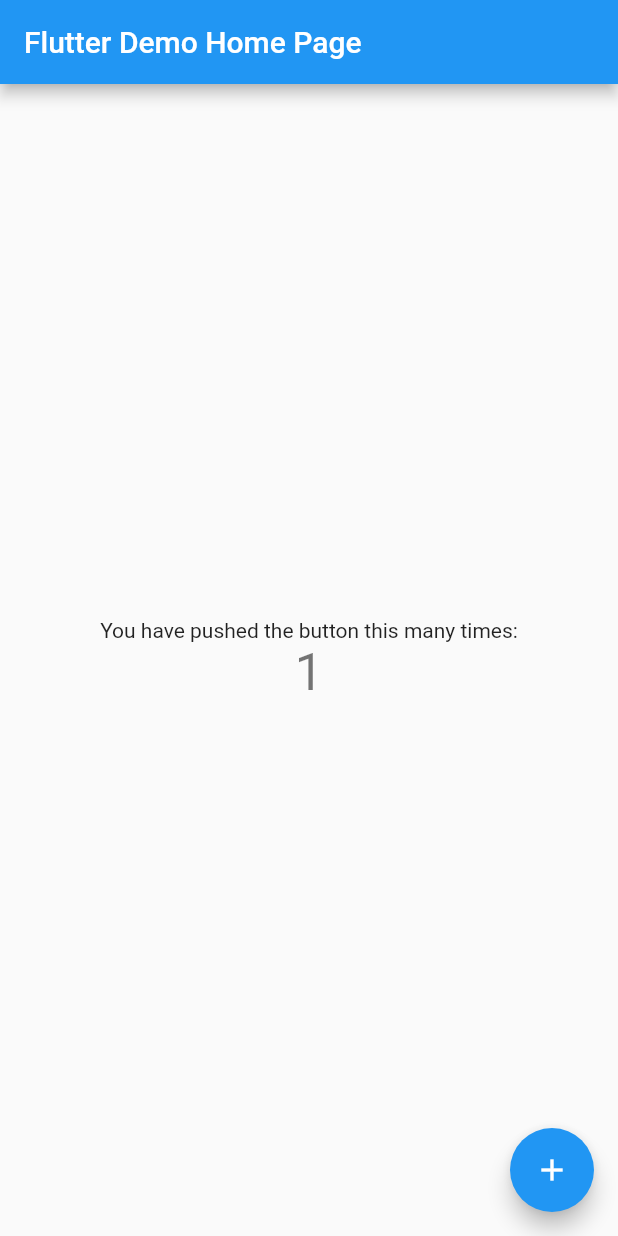
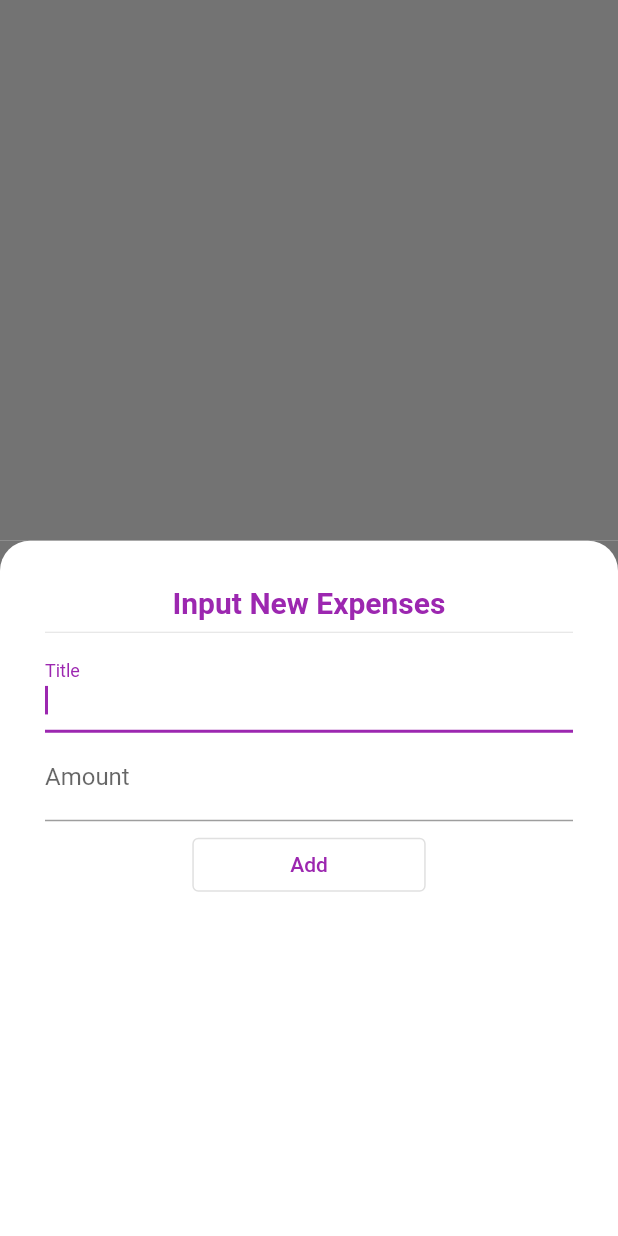
Before and after one commit to adebayoAdesina/Flutter_Personal_Expenses_App, a Flutter app: the screen it shows after launch, after a tap on the "add" icon, on a phone screen of 412 x 824 dp. Run offline on Flutter 3.47's test engine with Material 2 defaults, Android fonts, the phone set to English and light mode, and no system bars.

Commit message:
showModel, expenses tile and Provider added.

```diff
--- /dev/null
+++ b/lib/Model/transaction_model.dart
@@ -0,0 +1,13 @@
+class Transaction {
+  int? id;
+  String? title;
+  double? amount;
+  DateTime? date;
+
+  Transaction({
+    this.id,
+    this.title,
+    this.amount,
+    this.date,
+  });
+}
--- /dev/null
+++ b/lib/Provider/appdata.dart
@@ -0,0 +1,24 @@
+import 'dart:collection';
+
+import 'package:flutter/material.dart';
+
+import '../Model/transaction_model.dart';
+
+class AppData extends ChangeNotifier {
+  final List<Transaction> _transaction = [];
+
+  void upDateTransaction(String title, double amount) {
+    _transaction.add(
+      Transaction(
+        id: _transaction.length,
+        title: title,
+        amount: amount,
+        date: DateTime.now(),
+      ),
+    );
+    notifyListeners();
+  }
+
+  UnmodifiableListView<Transaction> get transaction =>
+      UnmodifiableListView(_transaction);
+}
--- /dev/null
+++ b/lib/Screen/home_screen.dart
@@ -0,0 +1,121 @@
+import 'package:flutter/material.dart';
+import 'package:personal_expenses/Provider/appdata.dart';
+import 'package:personal_expenses/Util/color.dart';
+import 'package:provider/provider.dart';
+
+import '../Widget/list_of_transaction.dart';
+
+enum UserInput { title, amount }
+
+class HomeScreen extends StatefulWidget {
+  const HomeScreen({Key? key}) : super(key: key);
+
+  @override
+  State<HomeScreen> createState() => _HomeScreenState();
+}
+
+class _HomeScreenState extends State<HomeScreen> {
+  String? title;
+  double? amount;
+
+  UserInput? user;
+
+  void addExpens(contexts, String val) {
+    contexts.upDateTransaction(
+      title!,
+      amount!,
+    );
+    Navigator.pop(context);
+    setState(() {
+      title = null;
+      amount = null;
+    });
+  }
+
+  @override
+  Widget build(BuildContext context) {
+    return ChangeNotifierProvider(
+      create: ((context) => AppData()),
+      builder: (context, child) => Scaffold(
+        body: SafeArea(
+          child: Column(
+            children: [
+              Container(
+                height: 400,
+              ),
+              const ListOfTransaction()
+            ],
+          ),
+        ),
+        floatingActionButtonLocation: FloatingActionButtonLocation.centerFloat,
+        floatingActionButton: FloatingActionButton(
+          onPressed: () {
+            showModalBottom(context, context.read<AppData>());
+          },
+          child: const Icon(Icons.add),
+        ),
+      ),
+    );
+  }
+
+  Future<dynamic> showModalBottom(BuildContext context, contexts) {
+    return showModalBottomSheet(
+      context: context,
+      builder: (context) => Container(
+        color: kModalBgColor,
+        child: Container(
+          padding: const EdgeInsets.all(30),
+          decoration: const BoxDecoration(
+              color: kWhiteColor,
+              borderRadius: BorderRadius.only(
+                  topLeft: Radius.circular(20), topRight: Radius.circular(20))),
+          child: Column(
+            children: [
+              const Text(
+                'Input New Expenses',
+                style: TextStyle(
+                    fontWeight: FontWeight.bold,
+                    fontSize: 20,
+                    color: kPrimaryColor),
+              ),
+              const Divider(),
+              TextField(
+                autofocus: true,
+                onChanged: ((value) => setState(() {
+                      title = value;
+                    })),
+                decoration: const InputDecoration(labelText: 'Title'),
+              ),
+              TextField(
+                keyboardType: TextInputType.number,
+                onSubmitted: (value) => addExpens(contexts, ''),
+                onChanged: ((value) => setState(
+                      () {
+                        amount = double.parse(value);
+                      },
+                    )),
+                decoration: const InputDecoration(labelText: 'Amount'),
+              ),
+              const SizedBox(
+                height: 5,
+              ),
+              OutlinedButton(
+                onPressed: () => addExpens(contexts, ''),
+                child: SizedBox(
+                  width: MediaQuery.of(context).size.width * 0.3,
+                  child: const Text(
+                    'Add',
+                    textAlign: TextAlign.center,
+                    style: TextStyle(
+                      color: kPrimaryColor,
+                    ),
+                  ),
+                ),
+              )
+            ],
+          ),
+        ),
+      ),
+    );
+  }
+}
--- /dev/null
+++ b/lib/Util/color.dart
@@ -0,0 +1,5 @@
+import 'package:flutter/material.dart';
+
+const kPrimaryColor = Colors.purple;
+const kModalBgColor = Color(0XFF737373);
+const kWhiteColor = Colors.white;
--- /dev/null
+++ b/lib/Widget/list_of_transaction.dart
@@ -0,0 +1,30 @@
+import 'package:flutter/material.dart';
+import 'package:provider/provider.dart';
+
+import '../Provider/appdata.dart';
+import 'transaction_card.dart';
+
+class ListOfTransaction extends StatelessWidget {
+  const ListOfTransaction({
+    Key? key,
+  }) : super(key: key);
+
+  @override
+  Widget build(BuildContext context) {
+    return SingleChildScrollView(
+        physics: const ScrollPhysics(),
+        child: Column(
+          children: context
+              .watch<AppData>()
+              .transaction
+              .map(
+                (e) => TransactionCard(
+                  text: e.title!,
+                  price: e.amount!.toStringAsFixed(2),
+                  date: e.date!,
+                ),
+              )
+              .toList(),
+        ),);
+  }
+}
--- a/lib/main.dart
+++ b/lib/main.dart
@@ -1,4 +1,6 @@
 import 'package:flutter/material.dart';
+import 'package:personal_expenses/Screen/home_screen.dart';
+import 'package:personal_expenses/Util/color.dart';
 
 void main() {
   runApp(const MyApp());
@@ -11,105 +13,12 @@ class MyApp extends StatelessWidget {
   @override
   Widget build(BuildContext context) {
     return MaterialApp(
-      title: 'Flutter Demo',
+      title: 'Personal Expenses',
       theme: ThemeData(
-        // This is the theme of your application.
-        //
-        // Try running your application with "flutter run". You'll see the
-        // application has a blue toolbar. Then, without quitting the app, try
-        // changing the primarySwatch below to Colors.green and then invoke
-        // "hot reload" (press "r" in the console where you ran "flutter run",
-        // or simply save your changes to "hot reload" in a Flutter IDE).
-        // Notice that the counter didn't reset back to zero; the application
-        // is not restarted.
-        primarySwatch: Colors.blue,
+        primarySwatch: kPrimaryColor,
+
       ),
-      home: const MyHomePage(title: 'Flutter Demo Home Page'),
+      home: const HomeScreen(),
     );
   }
 }
-
-class MyHomePage extends StatefulWidget {
-  const MyHomePage({Key? key, required this.title}) : super(key: key);
-
-  // This widget is the home page of your application. It is stateful, meaning
-  // that it has a State object (defined below) that contains fields that affect
-  // how it looks.
-
-  // This class is the configuration for the state. It holds the values (in this
-  // case the title) provided by the parent (in this case the App widget) and
-  // used by the build method of the State. Fields in a Widget subclass are
-  // always marked "final".
-
-  final String title;
-
-  @override
-  State<MyHomePage> createState() => _MyHomePageState();
-}
-
-class _MyHomePageState extends State<MyHomePage> {
-  int _counter = 0;
-
-  void _incrementCounter() {
-    setState(() {
-      // This call to setState tells the Flutter framework that something has
-      // changed in this State, which causes it to rerun the build method below
-      // so that the display can reflect the updated values. If we changed
-      // _counter without calling setState(), then the build method would not be
-      // called again, and so nothing would appear to happen.
-      _counter++;
-    });
-  }
-
-  @override
-  Widget build(BuildContext context) {
-    // This method is rerun every time setState is called, for instance as done
-    // by the _incrementCounter method above.
-    //
-    // The Flutter framework has been optimized to make rerunning build methods
-    // fast, so that you can just rebuild anything that needs updating rather
-    // than having to individually change instances of widgets.
-    return Scaffold(
-      appBar: AppBar(
-        // Here we take the value from the MyHomePage object that was created by
-        // the App.build method, and use it to set our appbar title.
-        title: Text(widget.title),
-      ),
-      body: Center(
-        // Center is a layout widget. It takes a single child and positions it
-        // in the middle of the parent.
-        child: Column(
-          // Column is also a layout widget. It takes a list of children and
-          // arranges them vertically. By default, it sizes itself to fit its
-          // children horizontally, and tries to be as tall as its parent.
-          //
-          // Invoke "debug painting" (press "p" in the console, choose the
-          // "Toggle Debug Paint" action from the Flutter Inspector in Android
-          // Studio, or the "Toggle Debug Paint" command in Visual Studio Code)
-          // to see the wireframe for each widget.
-          //
-          // Column has various properties to control how it sizes itself and
-          // how it positions its children. Here we use mainAxisAlignment to
-          // center the children vertically; the main axis here is the vertical
-          // axis because Columns are vertical (the cross axis would be
-          // horizontal).
-          mainAxisAlignment: MainAxisAlignment.center,
-          children: <Widget>[
-            const Text(
-              'You have pushed the button this many times:',
-            ),
-            Text(
-              '$_counter',
-              style: Theme.of(context).textTheme.headline4,
-            ),
-          ],
-        ),
-      ),
-      floatingActionButton: FloatingActionButton(
-        onPressed: _incrementCounter,
-        tooltip: 'Increment',
-        child: const Icon(Icons.add),
-      ), // This trailing comma makes auto-formatting nicer for build methods.
-    );
-  }
-}
--- a/pubspec.yaml
+++ b/pubspec.yaml
@@ -34,6 +34,9 @@ dependencies:
   # The following adds the Cupertino Icons font to your application.
   # Use with the CupertinoIcons class for iOS style icons.
   cupertino_icons: ^1.0.2
+  intl: ^0.17.0
+  provider: ^6.0.2
+
 
 dev_dependencies:
   flutter_test:
```
Also changed, not shown: lib/Util/util.dart (added, +19 -0 lines), lib/Widget/transaction_card.dart (added, +43 -0 lines), pubspec.lock.
